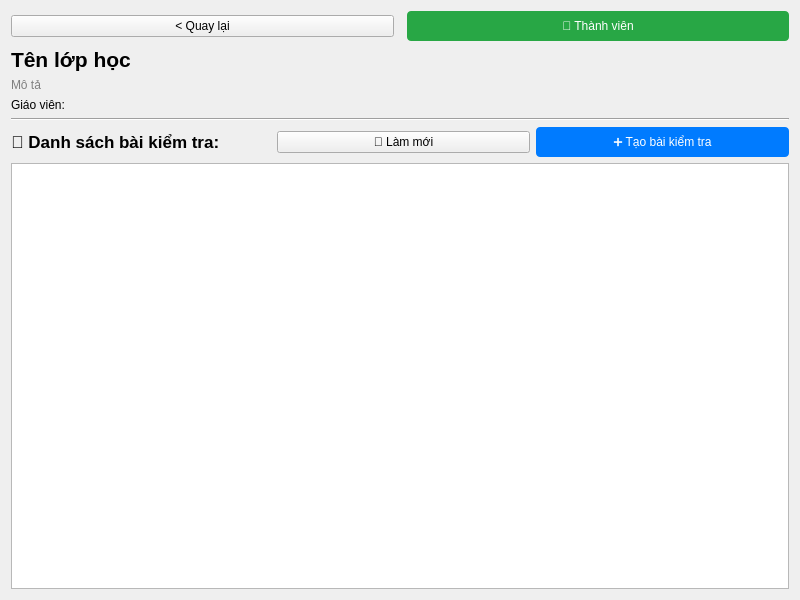
Before: the Qt Designer form frontend/classdetail.ui in shibatanken/week1, drawn with Qt 5.
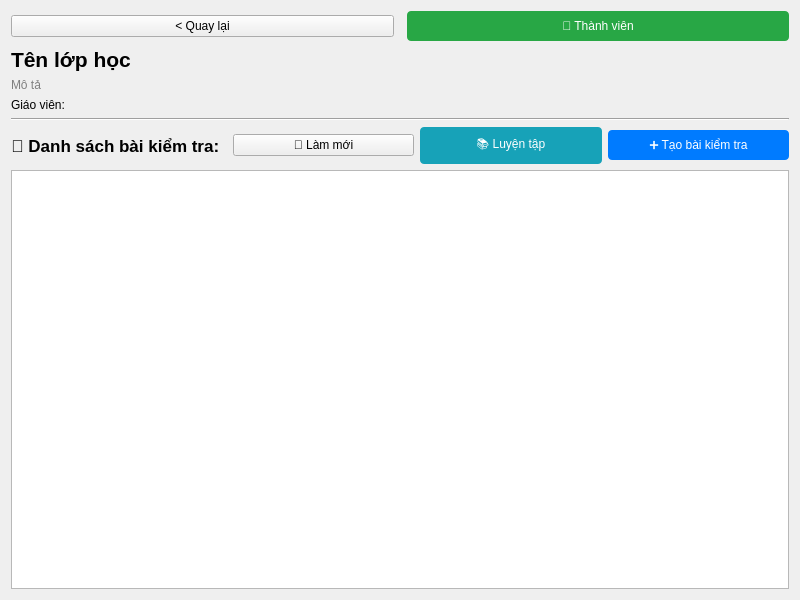
After: the same form once the commit is applied.

Patch:
```diff
--- a/frontend/classdetail.ui
+++ b/frontend/classdetail.ui
@@ -119,6 +119,19 @@
        </property>
       </widget>
      </item>
+     <item>
+      <widget class="QPushButton" name="practiceButton">
+       <property name="text">
+        <string>📚 Luyện tập</string>
+       </property>
+       <property name="cursor">
+        <cursorShape>PointingHandCursor</cursorShape>
+       </property>
+       <property name="styleSheet">
+        <string>background-color: #17a2b8; color: white; padding: 8px 15px; border-radius: 4px;</string>
+       </property>
+      </widget>
+     </item>
      <item>
       <widget class="QPushButton" name="createExamButton">
        <property name="text">
```
